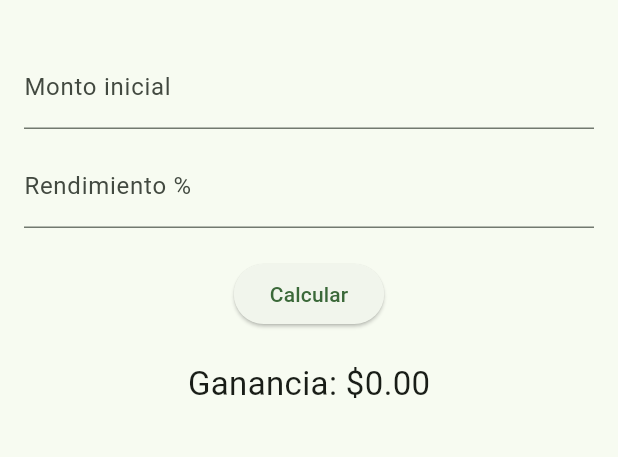
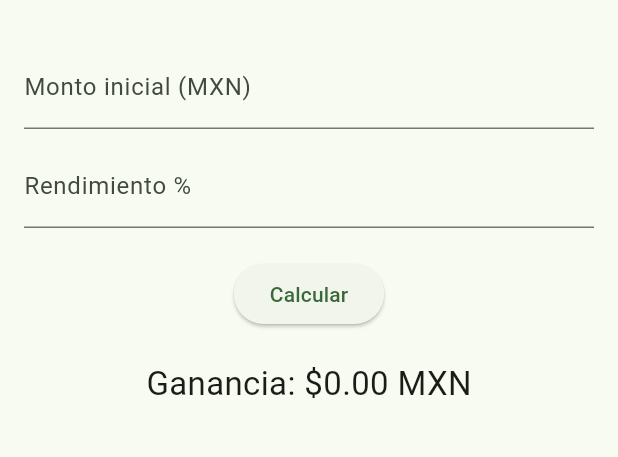
Before and after one commit to rupert-sys/Calculadora-rendimiento, a Flutter app: the screen it shows after launch, on a phone screen of 412 x 824 dp, the part 63-520 px from its top. Run offline on Flutter 3.47's test engine with Material 3 defaults, Android fonts, the phone set to English and light mode, and no system bars; our stand-ins replace flutter_riverpod.

Commit message:
Formato en pesos mexicanos (MXN)
Agrega formatearPesos con intl (es_MX) y lo usa en la pantalla de
rendimiento.

Co-Authored-By: Claude Opus 5.5 <noreply@anthropic.com>
Claude-Session: https://claude.ai/code/session_015qe3v1dnAL3MuiAW5Enoxk

```diff
--- a/lib/core/finanzas/dinero.dart
+++ b/lib/core/finanzas/dinero.dart
@@ -1,3 +1,5 @@
+import 'package:intl/intl.dart';
+
 /// Los montos se guardan como enteros en centavos para evitar errores de
 /// redondeo de `double` al sumar muchos movimientos.
 typedef Centavos = int;
@@ -7,3 +9,16 @@ Centavos aCentavos(num monto) => (monto * 100).round();
 
 /// Convierte centavos a unidades para mostrar o graficar.
 double aUnidades(Centavos centavos) => centavos / 100;
+
+/// La app trabaja en pesos mexicanos.
+const codigoMoneda = 'MXN';
+
+final _formatoMXN = NumberFormat.currency(
+  locale: 'es_MX',
+  symbol: r'$',
+  decimalDigits: 2,
+);
+
+/// Formatea centavos como pesos mexicanos: 123456 → "$1,234.56".
+String formatearPesos(Centavos centavos) =>
+    _formatoMXN.format(aUnidades(centavos));
--- a/lib/features/rendimiento/home_screen.dart
+++ b/lib/features/rendimiento/home_screen.dart
@@ -1,5 +1,6 @@
 import 'package:flutter/material.dart';
 
+import '../../core/finanzas/dinero.dart';
 import '../../core/finanzas/rendimiento.dart';
 
 class HomeScreen extends StatefulWidget {
@@ -45,7 +46,7 @@ class _HomeScreenState extends State<HomeScreen> {
               controller: montoCtrl,
               keyboardType: TextInputType.number,
               decoration: const InputDecoration(
-                labelText: 'Monto inicial',
+                labelText: 'Monto inicial (MXN)',
               ),
             ),
             const SizedBox(height: 10),
@@ -63,7 +64,7 @@ class _HomeScreenState extends State<HomeScreen> {
             ),
             const SizedBox(height: 20),
             Text(
-              'Ganancia: \$${resultado.toStringAsFixed(2)}',
+              'Ganancia: ${formatearPesos(aCentavos(resultado))} $codigoMoneda',
               style: const TextStyle(fontSize: 22),
             ),
           ],
--- a/pubspec.yaml
+++ b/pubspec.yaml
@@ -10,6 +10,7 @@ dependencies:
   flutter:
     sdk: flutter
   flutter_riverpod: ^2.6.1
+  intl: ^0.20.3
 
 dev_dependencies:
   flutter_test:
```
Also changed, not shown: pubspec.lock, 2 other files.
